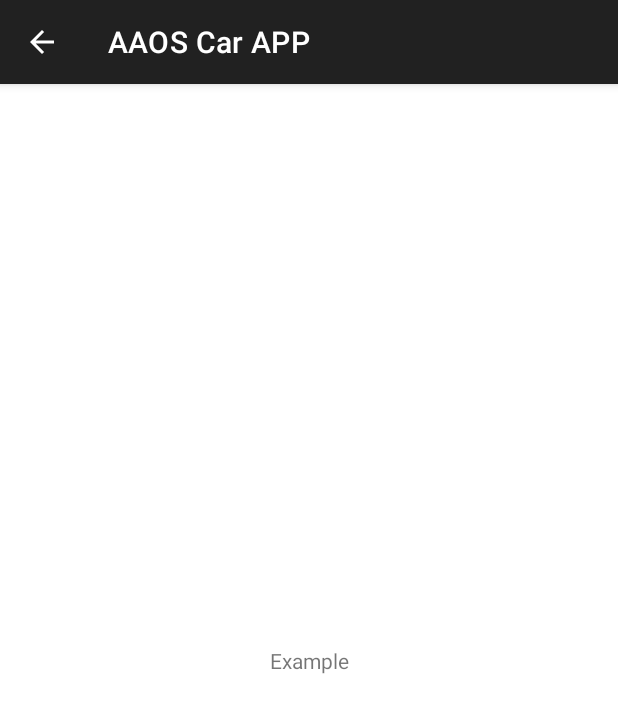
After one commit to azetor/AAOS-Car-APP, an Android app: the ExampleFragment screen opened directly, with no data from a screen before it, on a phone screen of 412 x 824 dp. The commit adds this screen. Shown: the top 713 px of the screen. Run offline under Robolectric (Android 15) with nearby library versions, the phone set to English and light mode, and no system bars.

Commit message:
example activities added

```diff
--- a/automotive/src/main/AndroidManifest.xml
+++ b/automotive/src/main/AndroidManifest.xml
@@ -15,12 +15,15 @@
         android:roundIcon="@mipmap/ic_launcher_round"
         android:supportsRtl="true"
         android:theme="@style/Theme.MyApplication">
-        <activity android:name=".MainActivity">
+        <activity android:name=".ui.MainActivity">
             <intent-filter>
                 <action android:name="android.intent.action.MAIN" />
+
                 <category android:name="android.intent.category.LAUNCHER" />
             </intent-filter>
         </activity>
+        <activity android:name=".ui.fragment.FragmentExampleActivity"/>
+        <activity android:name=".ui.http.HttpExampleActivity" />
     </application>
 
 </manifest>
--- /dev/null
+++ b/automotive/src/main/java/com/example/car/ui/base/CarActivity.kt
@@ -0,0 +1,30 @@
+package com.example.car.ui.base
+
+import android.os.Bundle
+import android.view.MenuItem
+import androidx.annotation.LayoutRes
+import androidx.appcompat.app.AppCompatActivity
+
+open class CarActivity(
+    @LayoutRes val layoutResID: Int
+) : AppCompatActivity() {
+
+    override fun onCreate(
+        savedInstanceState: Bundle?
+    ) = super
+        .onCreate(savedInstanceState)
+        .also {
+            setContentView(layoutResID)
+            supportActionBar?.setDisplayHomeAsUpEnabled(true)
+        }
+
+    override fun onOptionsItemSelected(
+        item: MenuItem
+    ): Boolean = when (item.itemId) {
+        android.R.id.home -> {
+            onBackPressed()
+            true
+        }
+        else -> super.onOptionsItemSelected(item)
+    }
+}
--- /dev/null
+++ b/automotive/src/main/java/com/example/car/ui/fragment/ExampleFragment.kt
@@ -0,0 +1,28 @@
+package com.example.car.ui.fragment
+
+import android.os.Bundle
+import android.view.View
+import android.widget.TextView
+import androidx.fragment.app.Fragment
+import androidx.lifecycle.ViewModelProvider
+import com.example.car.R
+
+class ExampleFragment : Fragment(R.layout.fragment_example) {
+
+    companion object {
+        fun newInstance(): Fragment = ExampleFragment()
+    }
+
+    private val viewModel: ExampleViewModel by lazy {
+        ViewModelProvider(this)[ExampleViewModel::class.java]
+    }
+
+    override fun onViewCreated(
+        view: View,
+        savedInstanceState: Bundle?
+    ) = super
+        .onViewCreated(view, savedInstanceState)
+        .also {
+            view.findViewById<TextView>(R.id.message).text = viewModel.example
+        }
+}
--- /dev/null
+++ b/automotive/src/main/java/com/example/car/ui/fragment/ExampleViewModel.kt
@@ -0,0 +1,8 @@
+package com.example.car.ui.fragment
+
+import androidx.lifecycle.ViewModel
+
+class ExampleViewModel : ViewModel() {
+
+    val example = "Example"
+}
--- /dev/null
+++ b/automotive/src/main/java/com/example/car/ui/fragment/FragmentExampleActivity.kt
@@ -0,0 +1,21 @@
+package com.example.car.ui.fragment
+
+import android.os.Bundle
+import com.example.car.R
+import com.example.car.ui.base.CarActivity
+
+class FragmentExampleActivity : CarActivity(R.layout.activity_fragment_example) {
+
+    override fun onCreate(
+        savedInstanceState: Bundle?
+    ) = super
+        .onCreate(savedInstanceState)
+        .also {
+            if (savedInstanceState == null) {
+                supportFragmentManager
+                    .beginTransaction()
+                    .replace(R.id.container, ExampleFragment.newInstance())
+                    .commitNow()
+            }
+        }
+}
--- /dev/null
+++ b/automotive/src/main/res/layout/activity_fragment_example.xml
@@ -0,0 +1,7 @@
+<?xml version="1.0" encoding="utf-8"?>
+<FrameLayout xmlns:android="http://schemas.android.com/apk/res/android"
+    xmlns:tools="http://schemas.android.com/tools"
+    android:id="@+id/container"
+    android:layout_width="match_parent"
+    android:layout_height="match_parent"
+    tools:context=".ui.fragment.FragmentExampleActivity" />
--- /dev/null
+++ b/automotive/src/main/res/layout/fragment_example.xml
@@ -0,0 +1,20 @@
+<?xml version="1.0" encoding="utf-8"?>
+<androidx.constraintlayout.widget.ConstraintLayout xmlns:android="http://schemas.android.com/apk/res/android"
+    xmlns:app="http://schemas.android.com/apk/res-auto"
+    xmlns:tools="http://schemas.android.com/tools"
+    android:id="@+id/example"
+    android:layout_width="match_parent"
+    android:layout_height="match_parent"
+    tools:context=".ui.fragment.ExampleFragment">
+
+    <TextView
+        android:id="@+id/message"
+        android:layout_width="wrap_content"
+        android:layout_height="wrap_content"
+        android:text="LOADING..."
+        app:layout_constraintBottom_toBottomOf="parent"
+        app:layout_constraintEnd_toEndOf="parent"
+        app:layout_constraintStart_toStartOf="parent"
+        app:layout_constraintTop_toTopOf="parent" />
+
+</androidx.constraintlayout.widget.ConstraintLayout>
--- a/automotive/src/main/res/values/themes.xml
+++ b/automotive/src/main/res/values/themes.xml
@@ -1,4 +1,5 @@
 <resources>
 
-    <style name="Theme.MyApplication" parent="Theme.MaterialComponents.DayNight" />
+    <style name="Theme.MyApplication" parent="Theme.MaterialComponents.DayNight.DarkActionBar" />
+
 </resources>
--- a/settings.gradle
+++ b/settings.gradle
@@ -1,2 +1,2 @@
-rootProject.name = "My Application"
+rootProject.name = "AAOS-Car-APP"
 include ':automotive'
```
Also changed, not shown: automotive/build.gradle (+7 -7 lines), automotive/src/main/java/com/example/car/MainActivity.kt (deleted, +0 -41 lines), automotive/src/main/java/com/example/car/ui/MainActivity.kt (added, +35 -0 lines), automotive/src/main/java/com/example/car/ui/http/HttpExampleActivity.kt (added, +41 -0 lines), automotive/src/main/res/layout/activity_example_http.xml (added, +26 -0 lines), automotive/src/main/res/layout/activity_main.xml (+21 -17 lines).
